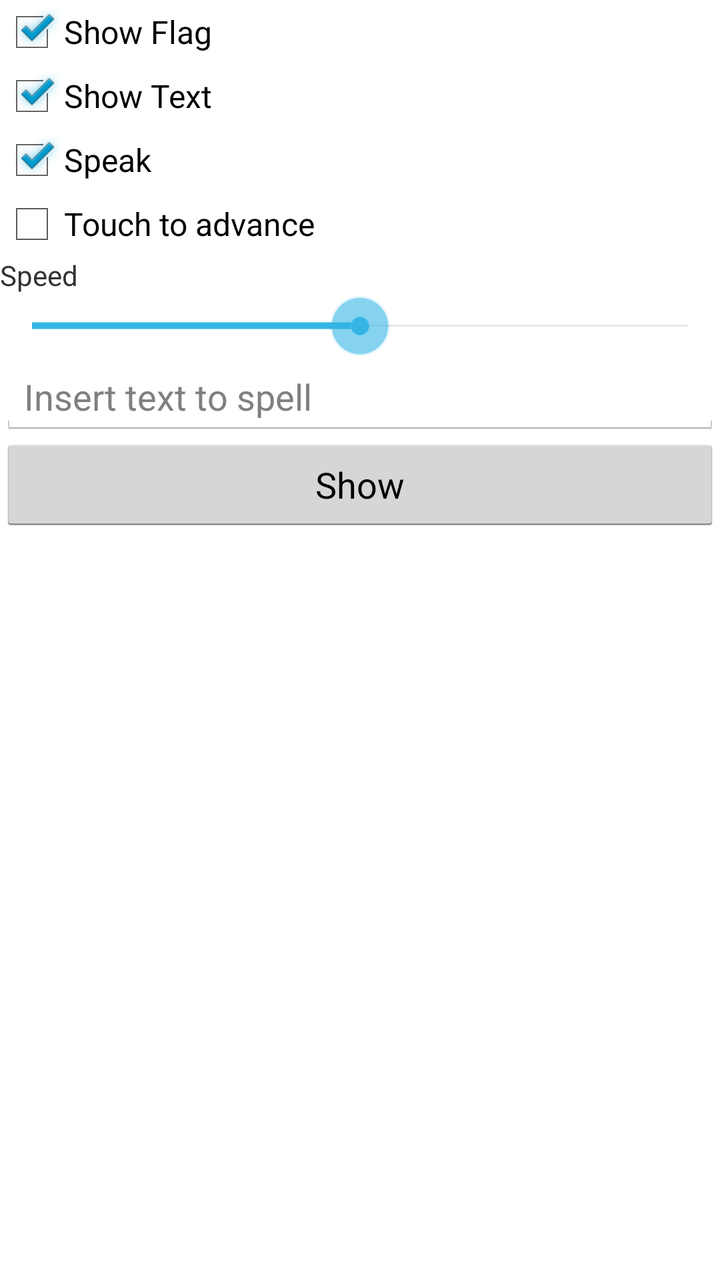
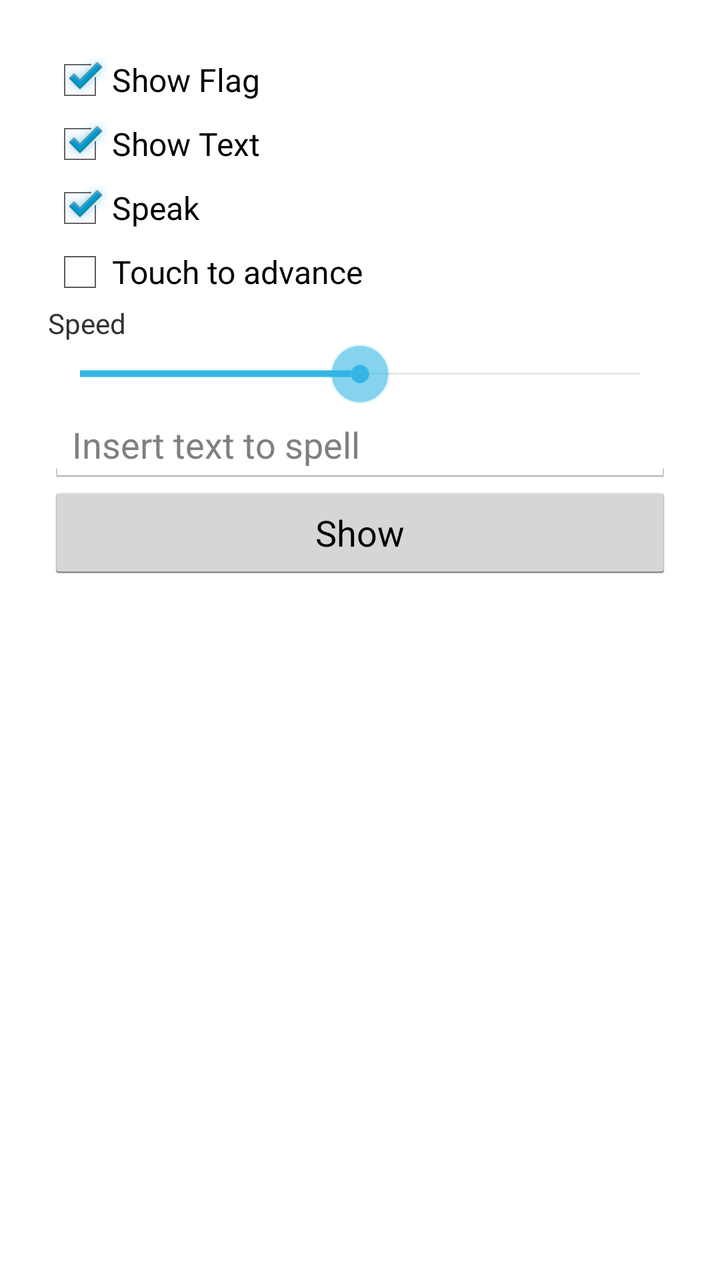

Compare the two renders of this Android layout. The source of the first and the diff that turns it into the second are given below.
<!-- AndroidManifest.xml: application theme AppTheme -->
<!-- res/layout/input.xml -->
<?xml version="1.0" encoding="utf-8"?>
<ScrollView xmlns:android="http://schemas.android.com/apk/res/android"
	xmlns:ads="http://schemas.android.com/apk/lib/com.google.ads"
	android:layout_width="fill_parent" android:layout_height="fill_parent">
	<LinearLayout android:orientation="vertical" android:layout_width="fill_parent" android:layout_height="wrap_content">

		<CheckBox android:layout_width="wrap_content" android:layout_height="wrap_content" android:id="@+id/showflag" android:text="@string/flag" android:checked="true"/>
		<CheckBox android:layout_width="wrap_content" android:layout_height="wrap_content" android:id="@+id/showtext" android:text="@string/text" android:checked="true"/>
		<CheckBox android:layout_width="wrap_content" android:layout_height="wrap_content" android:id="@+id/speak" android:text="@string/speak" android:checked="true"/>

		<CheckBox android:layout_width="wrap_content" android:layout_height="wrap_content" android:text="@string/touch" android:id="@+id/touch"/>
		<TextView android:layout_width="wrap_content" android:layout_height="wrap_content" android:text="@string/speed"/>
		<SeekBar android:layout_height="wrap_content" android:id="@+id/speed" android:layout_width="fill_parent" android:progress="5" android:max="10"/>

		<EditText android:id="@+id/text" android:layout_width="fill_parent" android:inputType="textCapCharacters" android:layout_height="wrap_content" android:hint="@string/insert" />
		<Button android:layout_height="wrap_content" android:text="@string/show" android:layout_width="fill_parent" android:id="@+id/show"/>
	</LinearLayout>
</ScrollView>
<!-- resources referenced by this layout -->
<resources>
  <string name="flag">Show Flag</string>
  <string name="insert">Insert text to spell</string>
  <string name="show">Show</string>
  <string name="speak">Speak</string>
  <string name="speed">Speed</string>
  <string name="text">Show Text</string>
  <string name="touch">Touch to advance</string>
  <style name="AppTheme" parent="AppBaseTheme">
          
      </style>
  <style name="AppBaseTheme" parent="android:Theme.Light">
          
      </style>
</resources>

<!-- the commit's change to res/layout/input.xml (unified diff, before → after) -->
@@ -1,8 +1,10 @@
 <?xml version="1.0" encoding="utf-8"?>
 <ScrollView xmlns:android="http://schemas.android.com/apk/res/android"
 	xmlns:ads="http://schemas.android.com/apk/lib/com.google.ads"
-	android:layout_width="fill_parent" android:layout_height="fill_parent">
-	<LinearLayout android:orientation="vertical" android:layout_width="fill_parent" android:layout_height="wrap_content">
+	android:layout_width="fill_parent" android:layout_height="fill_parent"
+	android:fitsSystemWindows="true">
+	<LinearLayout android:orientation="vertical" android:layout_width="fill_parent" android:layout_height="wrap_content"
+		android:paddingLeft="24dp" android:paddingRight="24dp" android:paddingTop="24dp" android:paddingBottom="24dp">
 
 		<CheckBox android:layout_width="wrap_content" android:layout_height="wrap_content" android:id="@+id/showflag" android:text="@string/flag" android:checked="true"/>
 		<CheckBox android:layout_width="wrap_content" android:layout_height="wrap_content" android:id="@+id/showtext" android:text="@string/text" android:checked="true"/>
